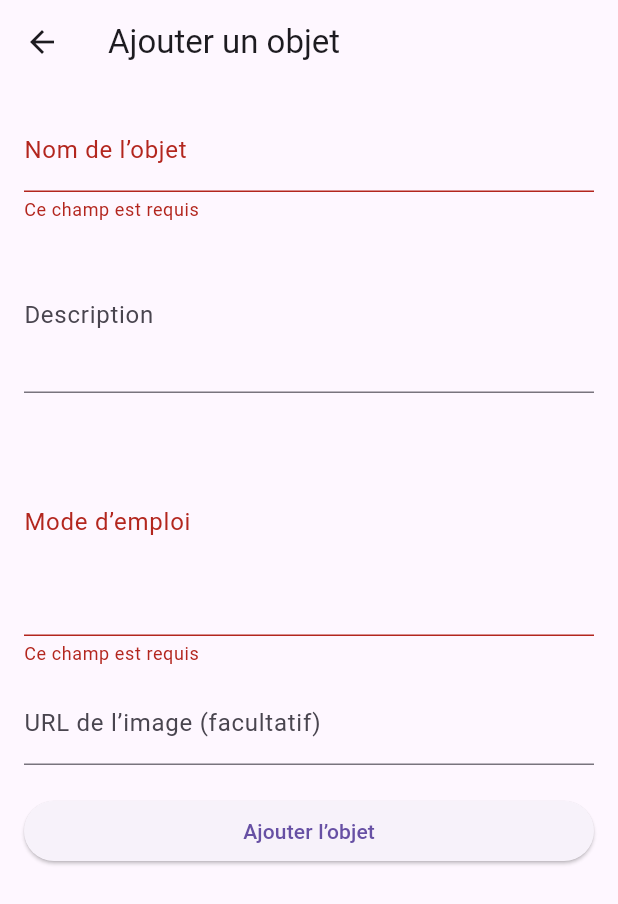
After one commit to Johanne2026/Thermal_touch_App, a Flutter app: the CreateObjectPage screen opened directly, after a tap on "Ajouter l’objet", on a phone screen of 412 x 824 dp. The commit adds this screen. Shown: the top 904 px of the screen. Run offline on Flutter 3.47's test engine with Material 3 defaults, Android fonts, the light colour scheme and no system bars; our stand-ins replace flutter_dotenv, google_generative_ai, image_picker, shared_preferences, supabase_flutter; accounts and stored records are empty.

Commit message:
CRUD for the Expert side complete.

```diff
--- /dev/null
+++ b/lib/features/expert_crud_objects/pages/create_object.dart
@@ -0,0 +1,147 @@
+import 'package:flutter/material.dart';
+import 'package:supabase_flutter/supabase_flutter.dart';
+import 'package:shared_preferences/shared_preferences.dart';
+
+class CreateObjectPage extends StatefulWidget {
+  const CreateObjectPage({Key? key}) : super(key: key);
+
+  @override
+  State<CreateObjectPage> createState() => _CreateObjectPageState();
+}
+
+class _CreateObjectPageState extends State<CreateObjectPage> {
+  final _formKey = GlobalKey<FormState>();
+
+  final TextEditingController _nomController = TextEditingController();
+  final TextEditingController _descriptionController = TextEditingController();
+  final TextEditingController _modeEmploiController = TextEditingController();
+  final TextEditingController _imageUrlController = TextEditingController();
+
+  bool _isLoading = false;
+  final supabase = Supabase.instance.client;
+
+  /// Récupère les infos utilisateur stockées localement
+  Future<Map<String, dynamic>?> _getLocalUserData() async {
+    final prefs = await SharedPreferences.getInstance();
+    final String? userId = prefs.getString('user_id');
+    final String? email = prefs.getString('user_email');
+    final bool? isAdmin = prefs.getBool('is_admin');
+
+    if (userId == null || email == null || isAdmin == null) return null;
+
+    return {
+      'id': userId,
+      'email': email,
+      'isAdmin': isAdmin,
+    };
+  }
+
+  Future<void> _ajouterObjet() async {
+    if (!_formKey.currentState!.validate()) return;
+
+    setState(() => _isLoading = true);
+
+    final userData = await _getLocalUserData();
+
+    if (userData == null) {
+      ScaffoldMessenger.of(context).showSnackBar(
+        const SnackBar(content: Text('Utilisateur non connecté localement.')),
+      );
+      setState(() => _isLoading = false);
+      return;
+    }
+
+    final userId = userData['id'];
+    final email = userData['email'];
+    final isAdmin = userData['isAdmin'];
+
+    if (!isAdmin) {
+      ScaffoldMessenger.of(context).showSnackBar(
+        const SnackBar(content: Text('Accès refusé : vous n’êtes pas administrateur.')),
+      );
+      setState(() => _isLoading = false);
+      return;
+    }
+
+    try {
+      final response = await supabase.from('ModeEmploi').insert({
+        'nom': _nomController.text,
+        'description': _descriptionController.text,
+        'mode_emploi': _modeEmploiController.text,
+        'image_url': _imageUrlController.text,
+        'ajoute_par': email,
+      });
+
+      setState(() => _isLoading = false);
+
+      ScaffoldMessenger.of(context).showSnackBar(
+        SnackBar(content: Text('Objet ajouté avec succès par $email')),
+      );
+      _formKey.currentState!.reset();
+    } catch (e) {
+      setState(() => _isLoading = false);
+      ScaffoldMessenger.of(context).showSnackBar(
+        SnackBar(content: Text('Erreur inattendue : $e')),
+      );
+    }
+  }
+
+
+  @override
+  void dispose() {
+    _nomController.dispose();
+    _descriptionController.dispose();
+    _modeEmploiController.dispose();
+    _imageUrlController.dispose();
+    super.dispose();
+  }
+
+  @override
+  Widget build(BuildContext context) {
+    return Scaffold(
+      appBar: AppBar(
+        title: const Text('Ajouter un objet'),
+      ),
+      body: Padding(
+        padding: const EdgeInsets.all(16.0),
+        child: Form(
+          key: _formKey,
+          child: ListView(
+            children: [
+              TextFormField(
+                controller: _nomController,
+                decoration: const InputDecoration(labelText: 'Nom de l’objet'),
+                validator: (value) => value!.isEmpty ? 'Ce champ est requis' : null,
+              ),
+              const SizedBox(height: 10),
+              TextFormField(
+                controller: _descriptionController,
+                decoration: const InputDecoration(labelText: 'Description'),
+                maxLines: 3,
+              ),
+              const SizedBox(height: 10),
+              TextFormField(
+                controller: _modeEmploiController,
+                decoration: const InputDecoration(labelText: 'Mode d’emploi'),
+                maxLines: 5,
+                validator: (value) => value!.isEmpty ? 'Ce champ est requis' : null,
+              ),
+              const SizedBox(height: 10),
+              TextFormField(
+                controller: _imageUrlController,
+                decoration: const InputDecoration(labelText: 'URL de l’image (facultatif)'),
+              ),
+              const SizedBox(height: 20),
+              ElevatedButton(
+                onPressed: _isLoading ? null : _ajouterObjet,
+                child: _isLoading
+                    ? const CircularProgressIndicator()
+                    : const Text('Ajouter l’objet'),
+              ),
+            ],
+          ),
+        ),
+      ),
+    );
+  }
+}
--- a/lib/features/home/pages/pages/Home.dart
+++ b/lib/features/home/pages/pages/Home.dart
@@ -1,5 +1,5 @@
 import 'package:flutter/material.dart';
-import 'package:thermal_touch/features/home/pages/pages/ar_view_page.dart';
+import 'package:thermal_touch/features/objects_detection/pages/ar_view_page.dart';
 
 class HomePage extends StatefulWidget {
   const HomePage({super.key});
--- a/pubspec.yaml
+++ b/pubspec.yaml
@@ -35,6 +35,7 @@ dependencies:
   flutter_dotenv: ^5.2.1
   google_fonts: ^6.2.1
   image_picker: ^1.1.2
+  shared_preferences: ^2.2.2
 
   # The following adds the Cupertino Icons font to your application.
   # Use with the CupertinoIcons class for iOS style icons.
```
Also changed, not shown: lib/features/authentication/presentation/pages/login_page.dart (+35 -46 lines), lib/features/expert_crud_objects/pages/delete_object.dart (added, +154 -0 lines), lib/features/expert_crud_objects/pages/read_object.dart (added, +107 -0 lines), lib/features/expert_crud_objects/pages/update_object.dart (added, +152 -0 lines), lib/features/home/pages/pages_admin/admin_home.dart (+20 -4 lines), lib/features/home/pages/pages_admin/create_object.dart (deleted), lib/features/home/pages/pages_admin/delete_object.dart (deleted), lib/features/home/pages/pages_admin/read_object.dart (deleted), lib/features/home/pages/pages_admin/update_object.dart (deleted), lib/features/objects_detection/pages/ar_view_page.dart (renamed from lib/features/home/pages/pages/ar_view_page.dart), pubspec.lock.
